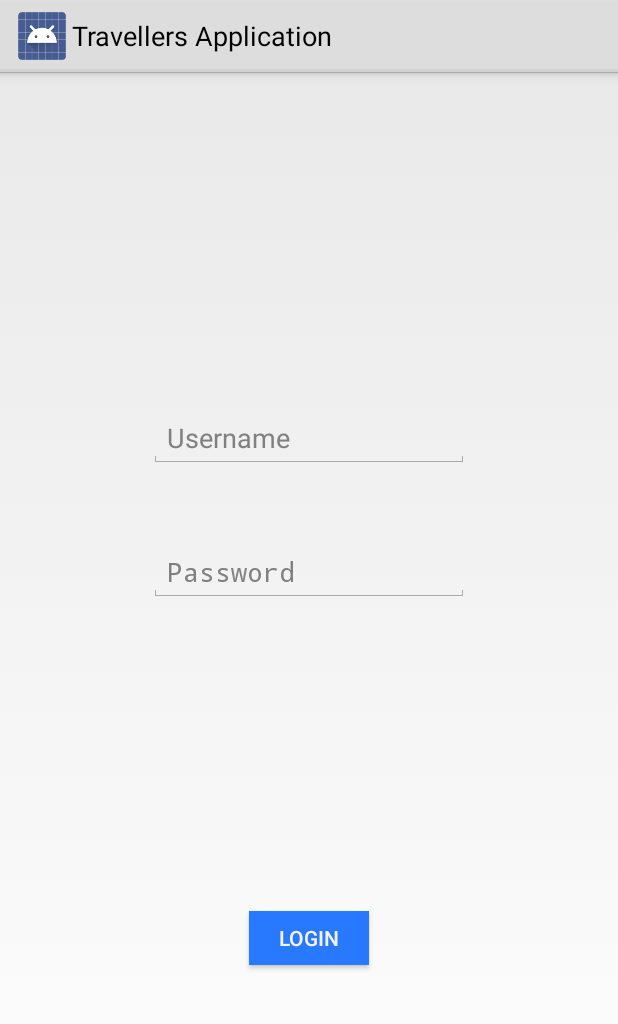
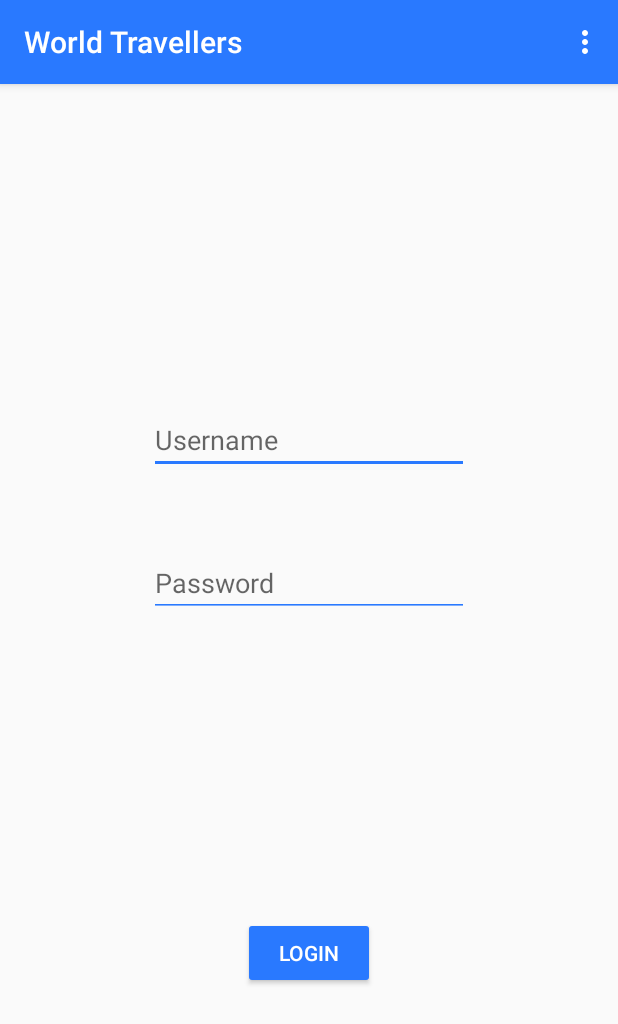
Before and after one commit to juliojose3000/juliojose3000-TravellersApp-SistemasExpertos, an Android app: the screen it shows after launch (Login), after a tap on "LOG IN", on a phone screen of 412 x 824 dp. Shown: the top 1024 px of the screen. Run offline under Robolectric (Android 15) with nearby library versions, the phone set to English and light mode, and no system bars.

Commit message:
creacion del estilo de la aplicacion, colores, etc

```diff
--- a/app/src/main/java/com/example/travellersapp_sistemasexpertos/MainActivity.java
+++ b/app/src/main/java/com/example/travellersapp_sistemasexpertos/MainActivity.java
@@ -13,7 +13,7 @@ import android.widget.Toast;
 
 import com.example.travellersapp_sistemasexpertos.activities.Login;
 
-public class MainActivity extends Activity {
+public class MainActivity extends AppCompatActivity {
 
     @Override
     protected void onCreate(Bundle savedInstanceState) {
--- a/app/src/main/java/com/example/travellersapp_sistemasexpertos/activities/Login.java
+++ b/app/src/main/java/com/example/travellersapp_sistemasexpertos/activities/Login.java
@@ -3,8 +3,11 @@ package com.example.travellersapp_sistemasexpertos.activities;
 import androidx.appcompat.app.AppCompatActivity;
 
 import android.app.Activity;
+import android.content.Intent;
 import android.os.Bundle;
 import android.util.Log;
+import android.view.Menu;
+import android.view.MenuItem;
 import android.view.View;
 import android.widget.Button;
 import android.widget.EditText;
@@ -14,7 +17,7 @@ import com.example.travellersapp_sistemasexpertos.R;
 import com.example.travellersapp_sistemasexpertos.database.DBHelper;
 
 
-public class Login extends Activity {
+public class Login extends AppCompatActivity {
 
     private EditText editText_username;
 
@@ -49,6 +52,44 @@ public class Login extends Activity {
 
     }
 
+
+
+    //metodo para mostrar y ocultar el menu
+    public boolean onCreateOptionsMenu(Menu menu) {
+
+        getMenuInflater().inflate(R.menu.main_menu, menu);
+
+        return true;
+
+    }
+
+
+    public boolean onOptionsItemSelected(MenuItem item) {
+
+        int id = item.getItemId();
+        Intent i = null;
+        if (id == R.id.item1) {
+            Toast.makeText(this, "Item 1", Toast.LENGTH_LONG).show();
+        } else if (id == R.id.item2) {
+            Toast.makeText(this, "Item 2", Toast.LENGTH_LONG).show();
+        }
+
+        //startActivity(i);
+        return super.onOptionsItemSelected(item);
+    }
+
+
+    public void login(View v){
+
+        Intent i = new Intent(this, Login.class);
+
+        startActivity(i);
+
+    }
+
+
+
+
     public void login(){
 
         username = editText_username.getText().toString();
@@ -67,4 +108,6 @@ public class Login extends Activity {
 
     }
 
+
+
 }
--- a/app/src/main/res/menu/main_menu.xml
+++ b/app/src/main/res/menu/main_menu.xml
@@ -3,10 +3,10 @@
 
     <item
         android:id="@+id/item1"
-        android:title="Item 1" />
+        android:title="Acerca de nosotros" />
 
     <item
         android:id="@+id/item2"
-        android:title="Item 2" />
+        android:title="Salir" />
 
 </menu>
--- a/app/src/main/res/values/colors.xml
+++ b/app/src/main/res/values/colors.xml
@@ -1,8 +1,7 @@
 <?xml version="1.0" encoding="utf-8"?>
 <resources>
-    <color name="colorPrimary">#2979FF</color>
-    <color name="colorPrimaryDark">#3D5AFE</color>
+    <color name="colorPrimary">#008577</color>
+    <color name="colorPrimaryDark">#019ADB</color>
     <color name="colorAccent">#D81B60</color>
-    <color name="textview">#FFFFFF</color>
-    <color name="backgroundColor">#000000</color>
+    <color name="myColor">#2979FF</color>
 </resources>
--- a/app/src/main/res/values/strings.xml
+++ b/app/src/main/res/values/strings.xml
@@ -1,3 +1,3 @@
 <resources>
-    <string name="app_name">Travellers Application</string>
+    <string name="app_name">World Travellers</string>
 </resources>
--- a/app/src/main/res/values/styles.xml
+++ b/app/src/main/res/values/styles.xml
@@ -1,18 +1,22 @@
 <resources>
 
     <!-- Base application theme. -->
-    <style name="AppTheme" parent="android:Theme.Holo.Light">
-        <item name="android:buttonStyle">@style/MyButtonStyle</item>
-        <item name="colorPrimary">#0F9D58</item>
+    <style name="AppTheme" parent="Theme.AppCompat.Light.DarkActionBar">
+        <item name="buttonStyle">@style/MyButtonStyle</item>
+        <item name="editTextStyle">@style/MyEditTextStyle</item>
+        <item name="colorPrimary">@color/myColor</item>
         <item name="colorPrimaryDark">@color/colorPrimaryDark</item>
         <item name="colorAccent">@color/colorAccent</item>
     </style>
 
 
     <style name="MyButtonStyle" parent="Widget.AppCompat.Button.Colored">
-        <item name="android:backgroundTint">#2979FF</item>
+        <item name="android:backgroundTint">@color/myColor</item>
     </style>
 
 
+    <style name="MyEditTextStyle" parent="@android:style/Widget.EditText">
+        <item name="android:backgroundTint">@color/myColor</item>
+    </style>
 
 </resources>
```
